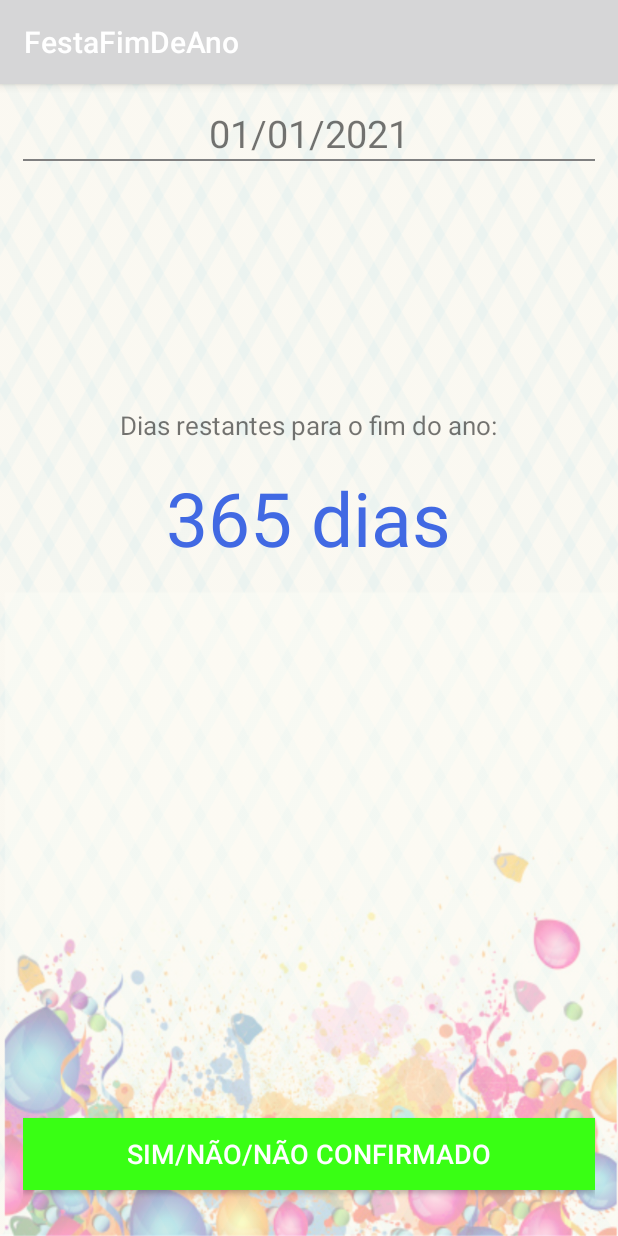
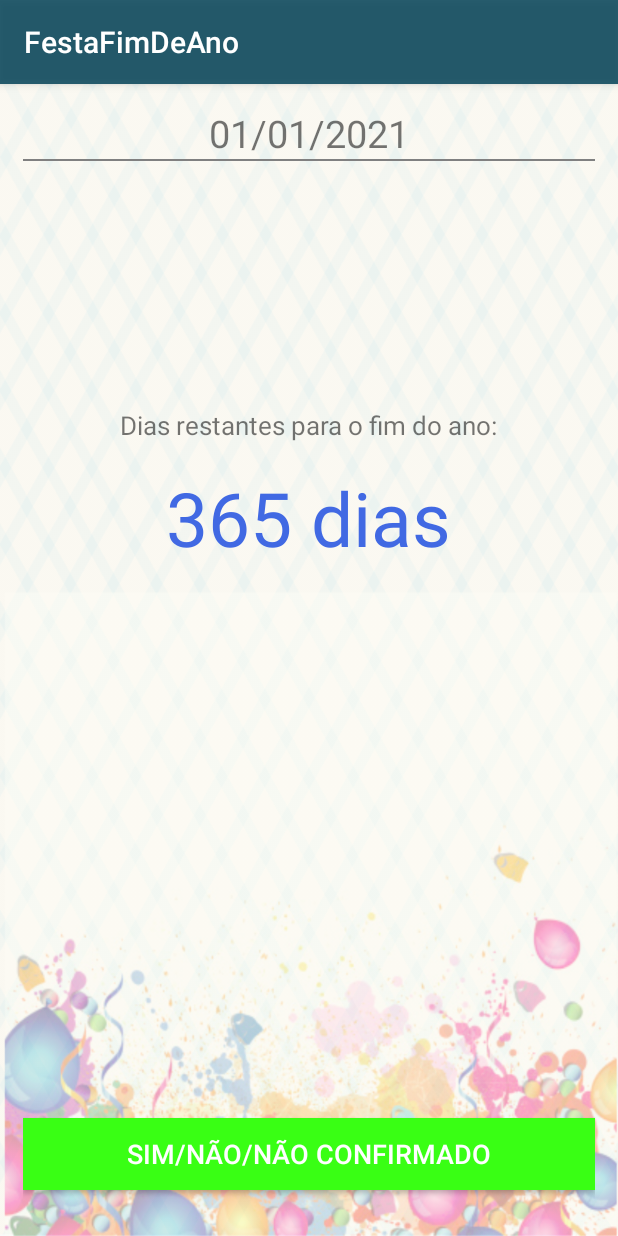
Before and after one commit to gabrieldeespindula/aplicativo-festa-fim-de-ano, an Android app: the screen it shows after launch (MainActivity), on a phone screen of 412 x 824 dp. Run offline under Robolectric (Android 15) with nearby library versions, the phone set to English and light mode, and no system bars.

Commit message:
arrumando erro nos valores de styles.

```diff
--- a/app/src/main/res/values/colors.xml
+++ b/app/src/main/res/values/colors.xml
@@ -5,4 +5,7 @@
     <color name="colorGrey">#808080</color>
     <color name="colorBlue">#4169E3</color>
     <color name="colorGreen">#39FF14</color>
+    <color name="colorPrimary">#E00C485C</color>
+    <color name="colorPrimaryDark">#E00C485C</color>
+    <color name="colorAccent">#E00C485C</color>
 </resources>
```
